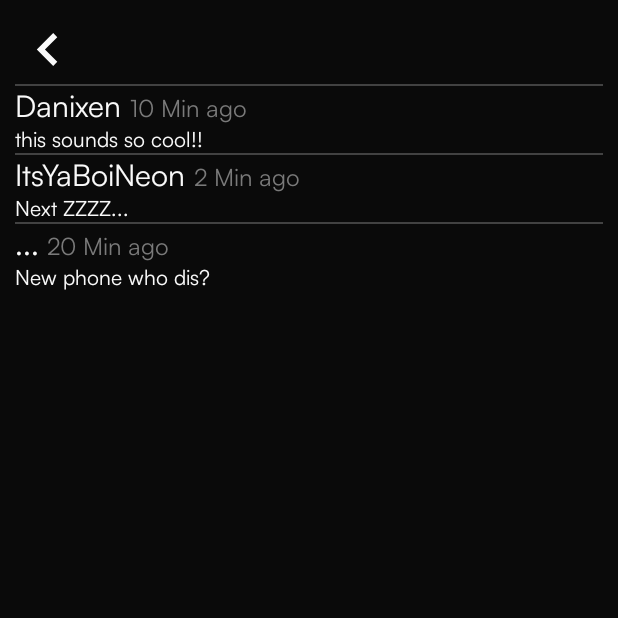
After one commit to daniellalimbag/Pokesoul, an Android app: the ViewCommentsActivity screen opened directly, with no data from a screen before it, on a phone screen of 412 x 824 dp, the top half of it. The commit adds this screen. Run offline under Robolectric (Android 15) with nearby library versions, the phone set to English and light mode, and no system bars.

Commit message:
feat: made and added functionality to view all comments

```diff
--- a/app/src/main/AndroidManifest.xml
+++ b/app/src/main/AndroidManifest.xml
@@ -54,6 +54,9 @@
         <activity
             android:name=".activity.ForgotPasswordActivity"
             android:exported="true" />
+        <activity
+            android:name=".activity.ViewCommentsActivity"
+            android:exported="true" />
     </application>
 
 </manifest>
--- /dev/null
+++ b/app/src/main/java/com/mobdeve/s21/pokesoul/activity/ViewCommentsActivity.kt
@@ -0,0 +1,51 @@
+package com.mobdeve.s21.pokesoul.activity
+
+import android.content.Intent
+import android.os.Bundle
+import android.util.Log
+import android.view.View
+import android.widget.ImageView
+import androidx.appcompat.app.AppCompatActivity
+import androidx.appcompat.app.AppCompatDelegate
+import androidx.recyclerview.widget.LinearLayoutManager
+import androidx.recyclerview.widget.RecyclerView
+import com.mobdeve.s21.pokesoul.R
+import com.mobdeve.s21.pokesoul.adapter.CommentAdapter
+import com.mobdeve.s21.pokesoul.adapter.NotificationAdapter
+import com.mobdeve.s21.pokesoul.helper.DataHelper
+import com.mobdeve.s21.pokesoul.model.Comment
+
+class ViewCommentsActivity: AppCompatActivity(), View.OnClickListener{
+    lateinit var backIv  : ImageView
+
+    private lateinit var commentsRv : RecyclerView
+    private var commentList : ArrayList<Comment> = DataHelper.loadCommentData()
+
+    override fun onCreate(savedInstanceState: Bundle?) {
+        super.onCreate(savedInstanceState)
+        AppCompatDelegate.setDefaultNightMode(AppCompatDelegate.MODE_NIGHT_YES)
+        setContentView(R.layout.view_comment)
+
+        backIv = findViewById(R.id.backIv)
+
+        commentList = DataHelper.loadCommentData()
+
+        backIv.setOnClickListener(this)
+
+
+        commentsRv = findViewById<RecyclerView>(R.id.commentRv)
+        commentsRv.adapter = CommentAdapter(this.commentList)
+        commentsRv.layoutManager = LinearLayoutManager(this)
+        (commentsRv.layoutManager as LinearLayoutManager).orientation = LinearLayoutManager.VERTICAL
+    }
+
+    override fun onClick(v: View?) {
+        when(v?.id){
+            R.id.backIv ->{
+                val intent = Intent(this, MainActivity::class.java)
+                startActivity(intent)
+            }
+
+        }
+    }
+}
--- /dev/null
+++ b/app/src/main/java/com/mobdeve/s21/pokesoul/adapter/CommentAdapter.kt
@@ -0,0 +1,28 @@
+package com.mobdeve.s21.pokesoul.adapter
+
+import android.util.Log
+import android.view.LayoutInflater
+import android.view.View
+import android.view.ViewGroup
+import androidx.recyclerview.widget.RecyclerView
+import androidx.recyclerview.widget.RecyclerView.Adapter
+import com.mobdeve.s21.pokesoul.R
+import com.mobdeve.s21.pokesoul.model.Comment
+import com.mobdeve.s21.pokesoul.viewholder.CommentViewHolder
+
+class CommentAdapter(private val commentList : ArrayList<Comment>): Adapter<CommentViewHolder>() {
+    override fun onCreateViewHolder(parent: ViewGroup, viewType: Int): CommentViewHolder {
+        val inflater = LayoutInflater.from(parent.context)
+        val view = inflater.inflate(R.layout.item_comment, parent, false)
+        return CommentViewHolder(view)
+    }
+
+    override fun getItemCount(): Int {
+        return commentList.size
+    }
+
+    override fun onBindViewHolder(holder: CommentViewHolder, position: Int) {
+        Log.d("DEBUG", "Binding item at position: $position with content: ${commentList[position].content}")
+        holder.bind(commentList[position])
+    }
+}
--- a/app/src/main/java/com/mobdeve/s21/pokesoul/adapter/NotificationAdapter.kt
+++ b/app/src/main/java/com/mobdeve/s21/pokesoul/adapter/NotificationAdapter.kt
@@ -7,7 +7,6 @@ import androidx.recyclerview.widget.RecyclerView
 import com.mobdeve.s21.pokesoul.R
 import com.mobdeve.s21.pokesoul.model.Notification
 import com.mobdeve.s21.pokesoul.viewholder.NotificationViewHolder
-import com.mobdeve.s21.pokesoul.viewholder.PlayerViewHolder
 
 class NotificationAdapter(
     private val notificationList : List<Notification>
--- a/app/src/main/java/com/mobdeve/s21/pokesoul/helper/DataHelper.kt
+++ b/app/src/main/java/com/mobdeve/s21/pokesoul/helper/DataHelper.kt
@@ -1,6 +1,7 @@
 package com.mobdeve.s21.pokesoul.helper
 
 import com.mobdeve.s21.pokesoul.R
+import com.mobdeve.s21.pokesoul.model.Comment
 import com.mobdeve.s21.pokesoul.model.OwnedPokemon
 import com.mobdeve.s21.pokesoul.model.Notification
 import com.mobdeve.s21.pokesoul.model.Pokemon
@@ -202,4 +203,31 @@ object DataHelper {
 
         return notifications
     }
+
+    fun loadCommentData(): ArrayList<Comment>{
+        var comments = ArrayList<Comment>()
+
+        comments.add(
+            Comment(
+                user = "Danixen",
+                time = "10 Min ago",
+                content = "this sounds so cool!!"
+            ))
+
+        comments.add(
+            Comment(
+                user = "ItsYaBoiNeon",
+                time = "2 Min ago",
+                content = "Next ZZZZ..."
+            ))
+
+        comments.add(
+            Comment(
+                user = "...",
+                time = "20 Min ago",
+                content = "New phone who dis?"
+            ))
+
+        return comments
+    }
 }
--- /dev/null
+++ b/app/src/main/java/com/mobdeve/s21/pokesoul/model/Comment.kt
@@ -0,0 +1,9 @@
+package com.mobdeve.s21.pokesoul.model
+
+import java.io.Serializable
+
+class Comment (
+    val user: String,
+    val content: String,
+    val time: String
+) : Serializable
--- /dev/null
+++ b/app/src/main/java/com/mobdeve/s21/pokesoul/viewholder/CommentViewHolder.kt
@@ -0,0 +1,19 @@
+package com.mobdeve.s21.pokesoul.viewholder
+
+import android.view.View
+import android.widget.TextView
+import androidx.recyclerview.widget.RecyclerView.ViewHolder
+import com.mobdeve.s21.pokesoul.R
+import com.mobdeve.s21.pokesoul.model.Comment
+
+class CommentViewHolder (view:View): ViewHolder(view){
+    private val userTextView : TextView = view.findViewById(R.id.userTv)
+    private val timeTextView : TextView = view.findViewById(R.id.timeTv)
+    private val contentTextView : TextView = view.findViewById(R.id.contentTv)
+
+    fun bind(comment: Comment) {
+        userTextView.text = comment.user // set the comment's user
+        timeTextView.text = comment.time // set the comment's time
+        contentTextView.text = comment.content // set the comment's content
+    }
+}
--- /dev/null
+++ b/app/src/main/res/layout/item_comment.xml
@@ -0,0 +1,53 @@
+<?xml version="1.0" encoding="utf-8"?>
+<LinearLayout xmlns:android="http://schemas.android.com/apk/res/android"
+    android:layout_width="wrap_content"
+    android:layout_height="wrap_content"
+    android:orientation="vertical">
+
+    <LinearLayout
+        android:layout_width="wrap_content"
+        android:layout_height="wrap_content"
+        android:background="@color/black"
+        android:orientation="vertical">
+
+        <View
+            android:id="@+id/view2"
+            android:layout_width="match_parent"
+            android:layout_height="1dp"
+            android:background="#807A7A7A" />
+
+        <LinearLayout
+            android:layout_width="match_parent"
+            android:layout_height="wrap_content"
+            android:orientation="horizontal">
+
+            <TextView
+                android:id="@+id/userTv"
+                android:layout_width="wrap_content"
+                android:layout_height="wrap_content"
+                android:fontFamily="@font/satoshi_regular"
+                android:text="User"
+                android:textColor="@color/white"
+                android:textSize="20sp" />
+
+            <TextView
+                android:id="@+id/timeTv"
+                android:layout_width="wrap_content"
+                android:layout_height="wrap_content"
+                android:layout_marginLeft="5dp"
+                android:fontFamily="@font/satoshi_regular"
+                android:text="Time"
+                android:textColor="@color/boulder"
+                android:textSize="16sp" />
+        </LinearLayout>
+
+        <TextView
+            android:id="@+id/contentTv"
+            android:layout_width="match_parent"
+            android:layout_height="wrap_content"
+            android:fontFamily="@font/satoshi_regular"
+            android:text="Content"
+            android:textColor="@color/white" />
+    </LinearLayout>
+
+</LinearLayout>
--- a/app/src/main/res/layout/item_notification.xml
+++ b/app/src/main/res/layout/item_notification.xml
@@ -2,11 +2,12 @@
 <LinearLayout xmlns:android="http://schemas.android.com/apk/res/android"
     android:layout_width="match_parent"
     android:layout_height="wrap_content"
+    android:layout_margin="20dp"
     android:layout_marginStart="10dp"
     android:layout_marginTop="5dp"
     android:background="@color/black"
     android:orientation="vertical"
-    android:padding="5dp">
+    android:padding="20dp">
 
     <View
         android:id="@+id/view"
--- /dev/null
+++ b/app/src/main/res/layout/view_comment.xml
@@ -0,0 +1,24 @@
+<?xml version="1.0" encoding="utf-8"?>
+<LinearLayout xmlns:android="http://schemas.android.com/apk/res/android"
+    xmlns:app="http://schemas.android.com/apk/res-auto"
+    xmlns:tools="http://schemas.android.com/tools"
+    android:layout_width="match_parent"
+    android:layout_height="match_parent"
+    android:background="@color/black"
+    android:orientation="vertical"
+    android:padding="10dp">
+
+    <ImageView
+        android:id="@+id/backIv"
+        android:layout_width="wrap_content"
+        android:layout_height="wrap_content"
+        android:clickable="true"
+        android:focusable="true"
+        app:srcCompat="@drawable/back_button"
+        tools:ignore="SpeakableTextPresentCheck,TouchTargetSizeCheck" />
+
+    <androidx.recyclerview.widget.RecyclerView
+        android:id="@+id/commentRv"
+        android:layout_width="match_parent"
+        android:layout_height="wrap_content" />
+</LinearLayout>
```
Also changed, not shown: app/src/main/java/com/mobdeve/s21/pokesoul/fragment/NotificationFragment.kt (+0 -8 lines).
